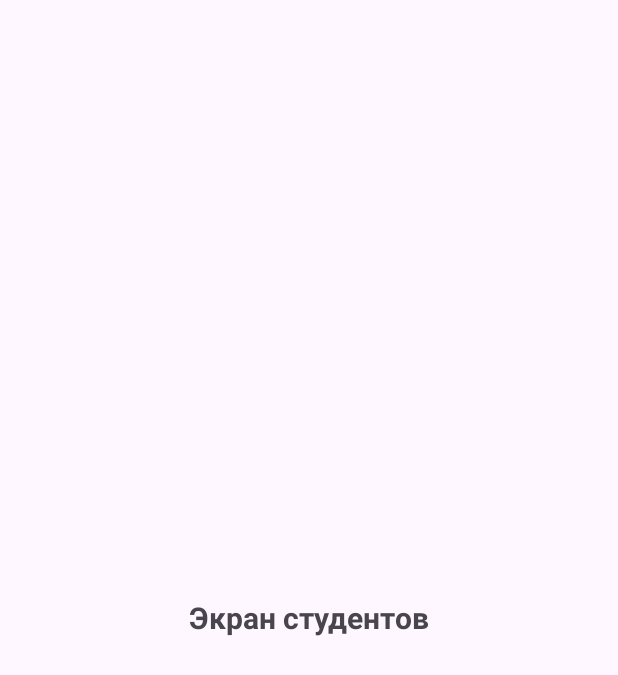
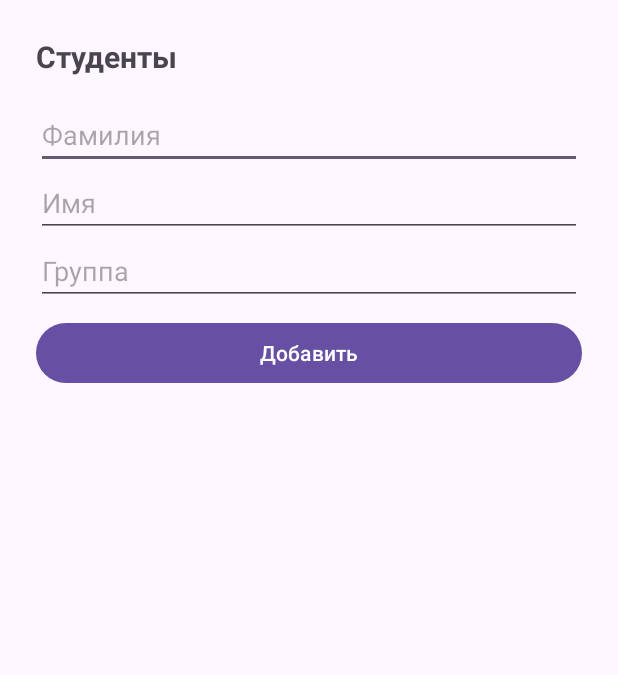
Before and after one commit to EvaElife1/AttendanceControl, an Android app: the StudentsActivity screen opened directly, with no data from a screen before it, on a phone screen of 412 x 824 dp. Shown: the top 675 px of the screen. Run offline under Robolectric (Android 15) with nearby library versions, the phone set to English and light mode, and no system bars.

Commit message:
Добавлены модель Student, экран списка студентов, форма добавления и удаление с подтверждением

```diff
--- /dev/null
+++ b/app/src/main/java/com/example/attendancecontrol/StudentAdapter.kt
@@ -0,0 +1,33 @@
+package com.example.attendancecontrol
+
+import android.view.LayoutInflater
+import android.view.View
+import android.view.ViewGroup
+import android.widget.Button
+import android.widget.TextView
+import androidx.recyclerview.widget.RecyclerView
+
+class StudentAdapter(
+    private val students: List<Student>,
+    private val onDeleteClick: (Student) -> Unit
+) : RecyclerView.Adapter<StudentAdapter.StudentViewHolder>() {
+
+    class StudentViewHolder(view: View) : RecyclerView.ViewHolder(view) {
+        val tvInfo: TextView = view.findViewById(R.id.tvStudentInfo)
+        val btnDelete: Button = view.findViewById(R.id.btnDeleteStudent)
+    }
+
+    override fun onCreateViewHolder(parent: ViewGroup, viewType: Int): StudentViewHolder {
+        val view = LayoutInflater.from(parent.context)
+            .inflate(R.layout.item_student, parent, false)
+        return StudentViewHolder(view)
+    }
+
+    override fun onBindViewHolder(holder: StudentViewHolder, position: Int) {
+        val student = students[position]
+        holder.tvInfo.text = "${student.lastName} ${student.firstName}, ${student.groupName}"
+        holder.btnDelete.setOnClickListener { onDeleteClick(student) }
+    }
+
+    override fun getItemCount(): Int = students.size
+}
--- a/app/src/main/java/com/example/attendancecontrol/StudentsActivity.kt
+++ b/app/src/main/java/com/example/attendancecontrol/StudentsActivity.kt
@@ -1,11 +1,74 @@
 package com.example.attendancecontrol
-
 import android.os.Bundle
+import android.widget.Button
+import android.widget.EditText
+import android.widget.Toast
+import androidx.appcompat.app.AlertDialog
 import androidx.appcompat.app.AppCompatActivity
+import androidx.recyclerview.widget.LinearLayoutManager
+import androidx.recyclerview.widget.RecyclerView
 
 class StudentsActivity : AppCompatActivity() {
+
+    // Временное хранение в памяти (Room подключается в спринте 4)
+    private val students = mutableListOf<Student>()
+    private var nextId = 1
+    private lateinit var adapter: StudentAdapter
+
     override fun onCreate(savedInstanceState: Bundle?) {
         super.onCreate(savedInstanceState)
         setContentView(R.layout.activity_students)
+
+        val etLastName = findViewById<EditText>(R.id.etLastName)
+        val etFirstName = findViewById<EditText>(R.id.etFirstName)
+        val etGroup = findViewById<EditText>(R.id.etGroup)
+        val btnAdd = findViewById<Button>(R.id.btnAddStudent)
+        val rvStudents = findViewById<RecyclerView>(R.id.rvStudents)
+
+        adapter = StudentAdapter(students) { student -> confirmDelete(student) }
+        rvStudents.layoutManager = LinearLayoutManager(this)
+        rvStudents.adapter = adapter
+
+        btnAdd.setOnClickListener {
+            val lastName = etLastName.text.toString().trim()
+            val firstName = etFirstName.text.toString().trim()
+            val groupName = etGroup.text.toString().trim()
+
+            // Проверка обязательных полей: пустые и состоящие из пробелов отклоняются
+            var isValid = true
+            if (lastName.isEmpty()) {
+                etLastName.error = "Введите фамилию"
+                isValid = false
+            }
+            if (firstName.isEmpty()) {
+                etFirstName.error = "Введите имя"
+                isValid = false
+            }
+            if (groupName.isEmpty()) {
+                etGroup.error = "Введите группу"
+                isValid = false
+            }
+            if (!isValid) return@setOnClickListener
+
+            students.add(Student(nextId++, firstName, lastName, groupName))
+            adapter.notifyDataSetChanged()
+
+            etLastName.text.clear()
+            etFirstName.text.clear()
+            etGroup.text.clear()
+            Toast.makeText(this, "Студент добавлен", Toast.LENGTH_SHORT).show()
+        }
+    }
+
+    private fun confirmDelete(student: Student) {
+        AlertDialog.Builder(this)
+            .setTitle("Удаление студента")
+            .setMessage("Удалить студента ${student.lastName} ${student.firstName}?")
+            .setPositiveButton("Удалить") { _, _ ->
+                students.remove(student)
+                adapter.notifyDataSetChanged()
+            }
+            .setNegativeButton("Отмена", null)
+            .show()
     }
 }
--- a/app/src/main/res/layout/activity_students.xml
+++ b/app/src/main/res/layout/activity_students.xml
@@ -4,14 +4,49 @@
     android:layout_width="match_parent"
     android:layout_height="match_parent"
     android:orientation="vertical"
-    android:gravity="center"
     android:padding="24dp">
 
     <TextView
         android:layout_width="wrap_content"
         android:layout_height="wrap_content"
-        android:text="Экран студентов"
+        android:text="Студенты"
         android:textSize="20sp"
-        android:textStyle="bold" />
+        android:textStyle="bold"
+        android:layout_marginBottom="16dp" />
+
+    <EditText
+        android:id="@+id/etLastName"
+        android:layout_width="match_parent"
+        android:layout_height="wrap_content"
+        android:hint="Фамилия"
+        android:inputType="textPersonName|textCapWords" />
+
+    <EditText
+        android:id="@+id/etFirstName"
+        android:layout_width="match_parent"
+        android:layout_height="wrap_content"
+        android:hint="Имя"
+        android:inputType="textPersonName|textCapWords" />
+
+    <EditText
+        android:id="@+id/etGroup"
+        android:layout_width="match_parent"
+        android:layout_height="wrap_content"
+        android:hint="Группа"
+        android:inputType="text" />
+
+    <Button
+        android:id="@+id/btnAddStudent"
+        android:layout_width="match_parent"
+        android:layout_height="wrap_content"
+        android:text="Добавить"
+        android:layout_marginTop="8dp"
+        android:layout_marginBottom="16dp" />
+
+    <androidx.recyclerview.widget.RecyclerView
+        android:id="@+id/rvStudents"
+        android:layout_width="match_parent"
+        android:layout_height="0dp"
+        android:layout_weight="1" />
 
 </LinearLayout>
```
Also changed, not shown: app/src/main/java/com/example/attendancecontrol/Student.kt (added, +7 -0 lines), app/src/main/res/layout/item_student.xml (added, +23 -0 lines).
